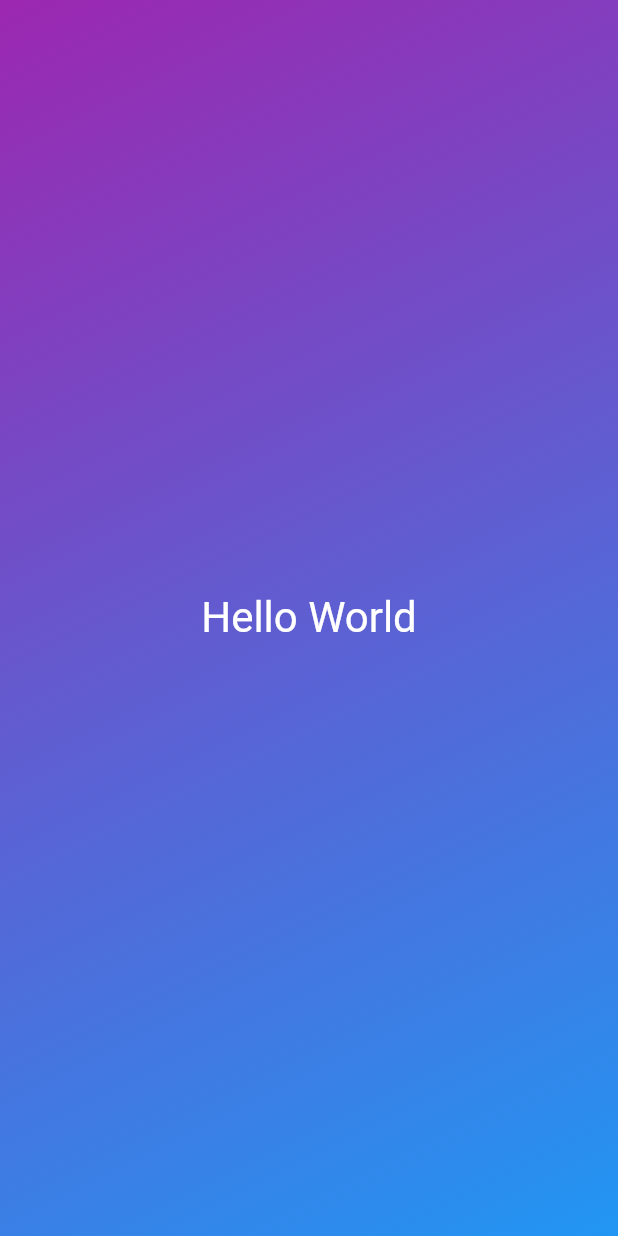
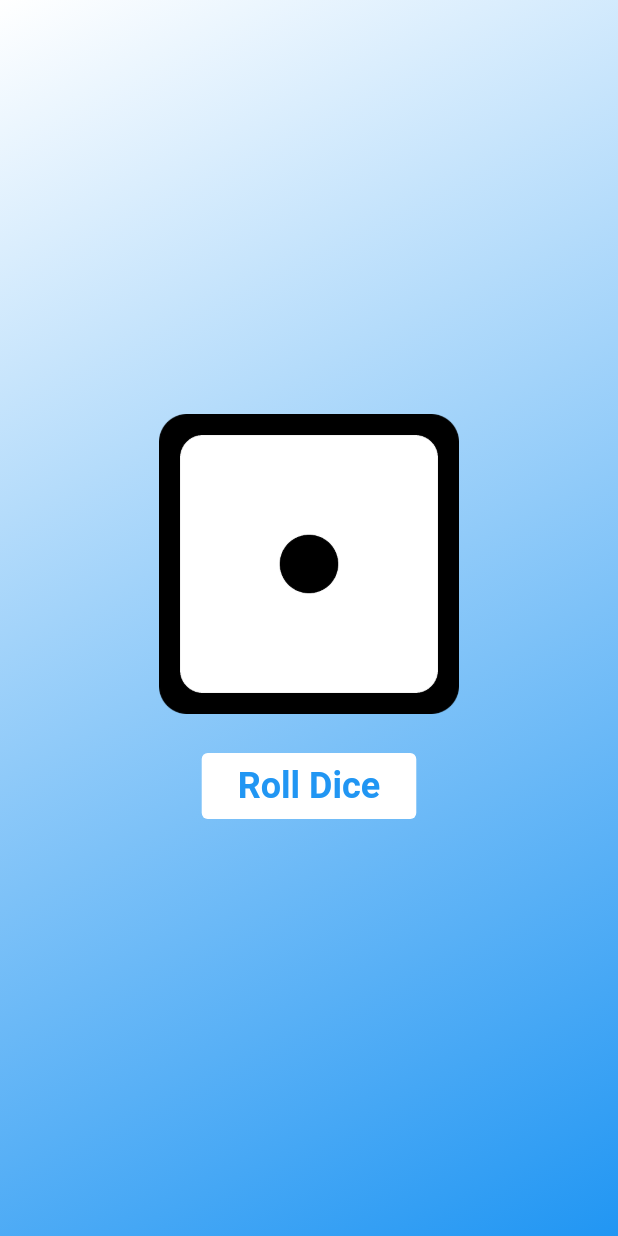
Before and after one commit to Fyandono/flutter-projects, a Flutter app: the screen it shows after launch, on a phone screen of 412 x 824 dp. Run offline on Flutter 3.47's test engine with Material 2 defaults, Android fonts, the phone set to English and light mode, and no system bars.

Commit message:
Added images and dice_roller.dart

```diff
--- /dev/null
+++ b/lib/dice_roller.dart
@@ -0,0 +1,49 @@
+import 'package:flutter/material.dart';
+
+class DiceRoller extends StatefulWidget {
+  const DiceRoller({super.key});
+
+  @override
+  State<DiceRoller> createState() => _DiceRollerState();
+}
+
+class _DiceRollerState extends State<DiceRoller> {
+
+  // init
+  var activeDiveImage = 'assets/images/dice-six-faces-one.png';
+
+  // roll dice method
+  void rollDice() {
+    activeDiveImage = 'assets/images/dice-six-faces-one.png';
+  }
+
+  @override
+  Widget build(BuildContext context) {
+    return Column(
+      mainAxisSize: MainAxisSize.min,
+      children: [
+        Image.asset(
+          activeDiveImage,
+          width: 200,
+        ),
+        const SizedBox(height: 24),
+        TextButton(
+          onPressed: rollDice,
+          style: TextButton.styleFrom(
+            padding: const EdgeInsets.symmetric(
+              horizontal: 24.0,
+              vertical: 8,
+            ),
+            backgroundColor: Colors.white,
+            foregroundColor: Colors.blue,
+            textStyle: const TextStyle(
+              fontSize: 24,
+              fontWeight: FontWeight.bold,
+            ),
+          ),
+          child: const Text('Roll Dice'),
+        ),
+      ],
+    );
+  }
+}
--- a/lib/gradient_container.dart
+++ b/lib/gradient_container.dart
@@ -1,27 +1,28 @@
 import 'package:flutter/material.dart';
-import 'package:roll_dice/styled_text.dart';
+import 'package:roll_dice/dice_roller.dart';
 
 class GradientContainer extends StatelessWidget {
+  const GradientContainer(this.color1, this.color2, {super.key});
 
-  final List<Color> colors;
+  const GradientContainer.bluish({super.key}):
+    color1 = Colors.white,
+    color2 = Colors.blue;
 
-  const GradientContainer({
-    required this.colors,
-    super.key
-    });
+  final Color color1;
+  final Color color2;
 
   @override
   Widget build(context) {
     return Container(
       decoration: BoxDecoration(
         gradient: LinearGradient(
-              colors: colors,
+          colors: [color1, color2],
           begin: Alignment.topLeft,
           end: Alignment.bottomRight,
         ),
       ),
-          child: const Center(
-            child: StyledText('Hello World')
+      child: Center(
+        child: DiceRoller(),
       ),
     );
   }
--- a/lib/main.dart
+++ b/lib/main.dart
@@ -7,7 +7,8 @@ void main() {
       debugShowCheckedModeBanner: false,
       home: Scaffold(
         body: GradientContainer(
-          colors: [Colors.purple, Colors.blue]
+          Colors.white,
+          Colors.blue,
         ),
       ),
     ),
--- a/lib/styled_text.dart
+++ b/lib/styled_text.dart
@@ -11,7 +11,8 @@ class StyledText extends StatelessWidget {
       text,
       style: const TextStyle(
         color: Colors.white,
-        fontSize: 28,
+        fontWeight: FontWeight.bold,
+        fontSize: 18,
       ),
     );
   }
```
Also changed, not shown: pubspec.yaml (+7 -0 lines), assets/images/dice-six-faces-five.png (added), assets/images/dice-six-faces-four.png (added), assets/images/dice-six-faces-one.png (added), assets/images/dice-six-faces-six.png (added), assets/images/dice-six-faces-three.png (added), assets/images/dice-six-faces-two.png (added). Lines whose indentation alone changed are shown as unchanged.
